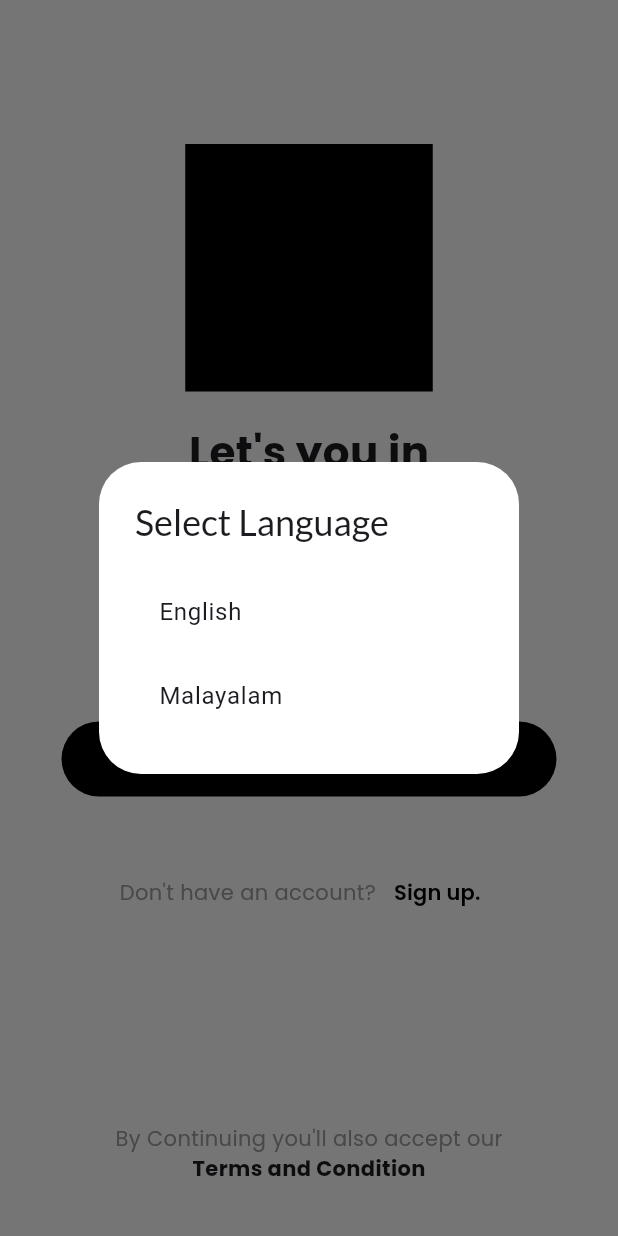
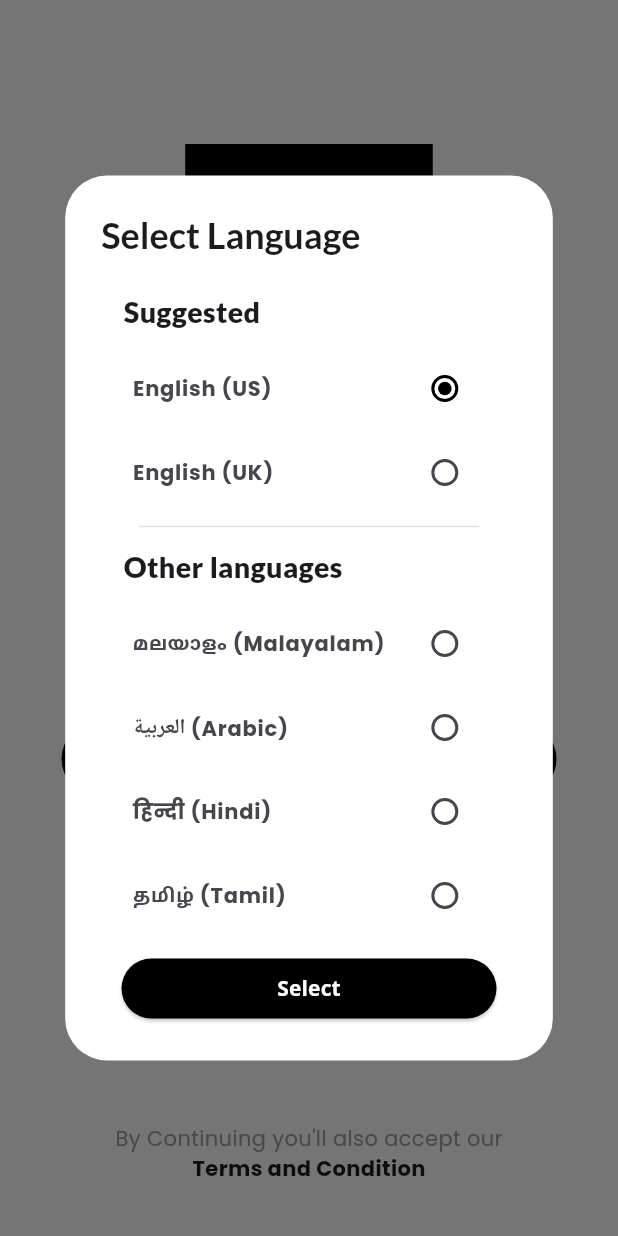
Before and after one commit to H4R1-4926/shopping_app, a Flutter app: the screen it shows after launch, on a phone screen of 412 x 824 dp. Run offline on Flutter 3.47's test engine with Material 3 defaults, Android fonts, the phone set to English and light mode, and no system bars; our stand-ins replace bloc, buttons_tabbar, carousel_slider, flutter_bloc, flutter_otp_text_field, font_awesome_flutter and 7 more; missing offline and left inert: flutter_share.

Commit message:
modified language setup when app opens first time

```diff
--- a/lib/Presentation/LoginOrSignin/log_or_sign.dart
+++ b/lib/Presentation/LoginOrSignin/log_or_sign.dart
@@ -2,10 +2,12 @@ import 'package:flutter/material.dart';
 import 'package:flutter_bloc/flutter_bloc.dart';
 import 'package:google_fonts/google_fonts.dart';
 import 'package:shopping_app/Application/First%20Time/first_time_bloc.dart';
+import 'package:shopping_app/Application/RadioButton/radio_button_bloc.dart';
 import 'package:shopping_app/Core/colors.dart';
 import 'package:shopping_app/Core/size.dart';
 import 'package:shopping_app/Presentation/Login/login.dart';
 import 'package:shopping_app/Presentation/Screens/Account/Profile%20Screens/terms_conditions.dart';
+import 'package:shopping_app/Presentation/Screens/Account/widgets/radio_listtile.dart';
 import 'package:shopping_app/Presentation/Signin/signup.dart';
 
 class LogOrSignIn extends StatelessWidget {
@@ -29,20 +31,116 @@ class LogOrSignIn extends StatelessWidget {
                           : kwhite,
                   title: Text(
                     'Select Language',
-                    style: GoogleFonts.lato(),
+                    style: GoogleFonts.lato(fontWeight: FontWeight.bold),
                   ),
-                  content: Column(
-                    mainAxisSize: MainAxisSize.min,
-                    children: <Widget>[
-                      ListTile(
-                        title: Text('English'),
-                        onTap: () {},
-                      ),
-                      ListTile(
-                        title: Text('Malayalam'),
-                        onTap: () {},
-                      ),
-                    ],
+                  content: BlocBuilder<RadioButtonBloc, RadioButtonState>(
+                    builder: (context, state) {
+                      return Column(
+                        mainAxisAlignment: MainAxisAlignment.center,
+                        mainAxisSize: MainAxisSize.min,
+                        crossAxisAlignment: CrossAxisAlignment.start,
+                        children: [
+                          Padding(
+                            padding: const EdgeInsets.only(
+                                left: 15, top: 5, bottom: 10),
+                            child: Text(
+                              'Suggested',
+                              style: GoogleFonts.lato(
+                                  fontWeight: FontWeight.w900, fontSize: 19),
+                            ),
+                          ),
+                          ListTileRadioWidget(
+                            language: 'English (US)',
+                            value: 1,
+                            groupValue: state.value,
+                            onChanged: (int? value) {
+                              context.read<RadioButtonBloc>().add(
+                                  RadioButtonEvent.onClicked(value: value!));
+                            },
+                          ),
+                          ListTileRadioWidget(
+                            language: 'English (UK)',
+                            value: 2,
+                            groupValue: state.value,
+                            onChanged: (int? value) {
+                              context.read<RadioButtonBloc>().add(
+                                  RadioButtonEvent.onClicked(value: value!));
+                            },
+                          ),
+                          Divider(
+                            indent: 25,
+                            endIndent: 25,
+                            color: kGrey.withOpacity(0.3),
+                          ),
+                          Padding(
+                            padding: const EdgeInsets.only(
+                                left: 15, top: 5, bottom: 10),
+                            child: Text(
+                              'Other languages',
+                              style: GoogleFonts.lato(
+                                  fontWeight: FontWeight.w900, fontSize: 19),
+                            ),
+                          ),
+                          ListTileRadioWidget(
+                            language: 'മലയാളം (Malayalam)',
+                            value: 3,
+                            groupValue: state.value,
+                            onChanged: (int? value) {
+                              context.read<RadioButtonBloc>().add(
+                                  RadioButtonEvent.onClicked(value: value!));
+                            },
+                          ),
+                          ListTileRadioWidget(
+                            language: 'العربية (Arabic)',
+                            value: 4,
+                            groupValue: state.value,
+                            onChanged: (int? value) {
+                              context.read<RadioButtonBloc>().add(
+                                  RadioButtonEvent.onClicked(value: value!));
+                            },
+                          ),
+                          ListTileRadioWidget(
+                            language: 'हिन्दी (Hindi)',
+                            value: 5,
+                            groupValue: state.value,
+                            onChanged: (int? value) {
+                              context.read<RadioButtonBloc>().add(
+                                  RadioButtonEvent.onClicked(value: value!));
+                            },
+                          ),
+                          ListTileRadioWidget(
+                            language: 'தமிழ் (Tamil)',
+                            value: 6,
+                            groupValue: state.value,
+                            onChanged: (int? value) {
+                              context.read<RadioButtonBloc>().add(
+                                  RadioButtonEvent.onClicked(value: value!));
+                            },
+                          ),
+                          kSizedBoxHeight10,
+                          Center(
+                            child: ElevatedButton(
+                                onPressed: () {
+                                  Navigator.pop(context);
+                                },
+                                style: ButtonStyle(
+                                    fixedSize: const WidgetStatePropertyAll(
+                                        Size(250, 40)),
+                                    backgroundColor: WidgetStatePropertyAll(
+                                        Theme.of(context).brightness ==
+                                                Brightness.dark
+                                            ? kdarkcolor3
+                                            : kblack)),
+                                child: Text(
+                                  'Select',
+                                  style: GoogleFonts.openSans(
+                                      color: kwhite,
+                                      fontWeight: FontWeight.bold),
+                                )),
+                          )
+                        ],
+                      );
+                    },
                   ),
                 );
               },
@@ -161,53 +259,21 @@ class LogOrSignIn extends StatelessWidget {
                   ),
                   InkWell(
                     onTap: () {
-                      showDialog(
-                        context: context,
-                        builder: (context) {
-                          return AlertDialog(
-                            backgroundColor:
-                                Theme.of(context).brightness == Brightness.dark
-                                    ? kdarkbackground
-                                    : kwhite,
-                            title: Text(
-                              'Select Language',
-                              style: GoogleFonts.lato(),
-                            ),
-                            content: BlocBuilder<FirstTimeBloc, FirstTimeState>(
-                              builder: (context, state) {
-                                return Column(
-                                  mainAxisSize: MainAxisSize.min,
-                                  children: <Widget>[
-                                    ListTile(
-                                      title: Text('English'),
-                                      onTap: () {},
-                                    ),
-                                    ListTile(
-                                      title: Text('Malayalam'),
-                                      onTap: () {},
-                                    ),
-                                  ],
-                                );
-                              },
-                            ),
+                      Navigator.of(context).push(PageRouteBuilder(
+                        pageBuilder: (context, animation, secondaryAnimation) =>
+                            const TermsAndConditions(),
+                        transitionsBuilder:
+                            (context, animation, secondaryAnimation, child) {
+                          var tween = Tween(
+                            begin: const Offset(1.0, 0.0),
+                            end: Offset.zero,
+                          ).chain(CurveTween(curve: Curves.easeIn));
+                          return SlideTransition(
+                            position: animation.drive(tween),
+                            child: child,
                           );
                         },
-                      );
-                      // Navigator.of(context).push(PageRouteBuilder(
-                      //   pageBuilder: (context, animation, secondaryAnimation) =>
-                      //       const TermsAndConditions(),
-                      //   transitionsBuilder:
-                      //       (context, animation, secondaryAnimation, child) {
-                      //     var tween = Tween(
-                      //       begin: const Offset(1.0, 0.0),
-                      //       end: Offset.zero,
-                      //     ).chain(CurveTween(curve: Curves.easeIn));
-                      //     return SlideTransition(
-                      //       position: animation.drive(tween),
-                      //       child: child,
-                      //     );
-                      //   },
-                      // ));
+                      ));
                     },
                     child: Text(
                       'Terms and Condition',
```
